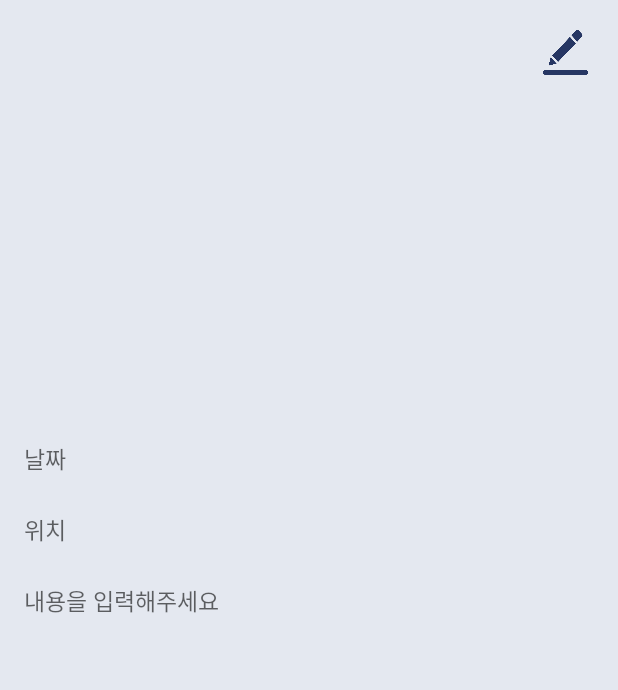
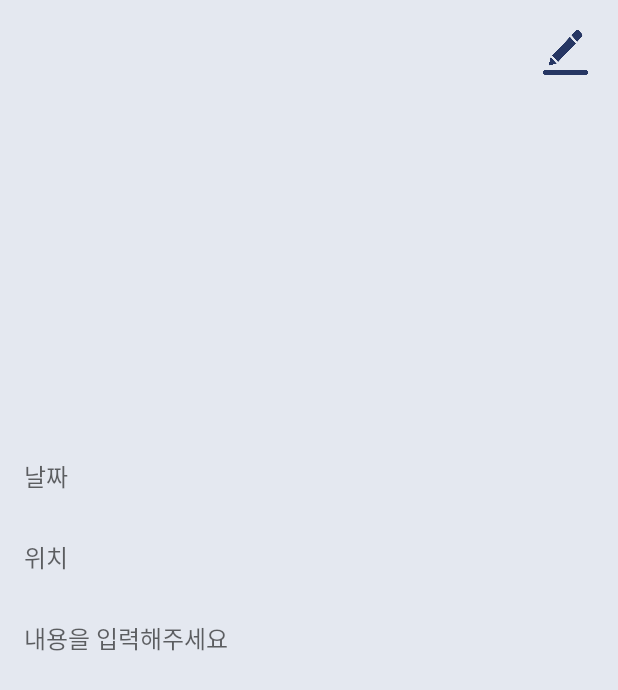
Before and after one commit to yjsohn/MadCamp1, an Android app: the GalleryContent screen opened directly, with no data from a screen before it, on a phone screen of 412 x 824 dp. Shown: the top 690 px of the screen. Run offline under Robolectric (Android 15) with nearby library versions, the light colour scheme and no system bars; 3 statements that could not run were skipped.

Commit message:
[Gallery] Add Google Search Engine

```diff
--- a/app/build.gradle
+++ b/app/build.gradle
@@ -60,4 +60,7 @@ dependencies {
     def lifecycle_version = "2.2.0"
     implementation 'androidx.lifecycle:lifecycle-extensions:2.2.0'
     implementation "androidx.lifecycle:lifecycle-viewmodel:2.2.0@aar"
+    //google libraries
+    implementation 'com.google.android.libraries.places:places:2.4.0'
+    implementation 'com.google.android.gms:play-services-maps:17.0.0'
 }
--- a/app/src/main/res/layout/gallery.xml
+++ b/app/src/main/res/layout/gallery.xml
@@ -36,7 +36,7 @@
         android:id="@+id/galleryView"
         android:layout_width="match_parent"
         android:layout_height="wrap_content"
-        android:layout_marginTop="44dp"
+        android:layout_marginTop="20dp"
         app:layout_constraintEnd_toEndOf="parent"
         app:layout_constraintHorizontal_bias="0.0"
         app:layout_constraintStart_toStartOf="parent"
--- a/app/src/main/res/layout/gallery_content.xml
+++ b/app/src/main/res/layout/gallery_content.xml
@@ -38,10 +38,11 @@
         android:layout_width="wrap_content"
         android:layout_height="wrap_content"
         android:layout_marginStart="16dp"
-        android:layout_marginTop="24dp"
+        android:layout_marginTop="35dp"
+        android:fontFamily="@font/lotte_light"
         android:hint="날짜"
-        android:textSize="15sp"
-        android:fontFamily="@font/lotte_light"
+        android:textSize="16sp"
+        android:textColor="#263663"
         app:layout_constraintStart_toStartOf="parent"
         app:layout_constraintTop_toBottomOf="@+id/detailed_image2" />
 
@@ -50,10 +51,11 @@
         android:layout_width="wrap_content"
         android:layout_height="wrap_content"
         android:layout_marginStart="16dp"
-        android:layout_marginTop="24dp"
+        android:layout_marginTop="30dp"
+        android:fontFamily="@font/lotte_light"
         android:hint="위치"
-        android:textSize="15sp"
-        android:fontFamily="@font/lotte_light"
+        android:textSize="16sp"
+        android:textColor="#263663"
         app:layout_constraintStart_toStartOf="parent"
         app:layout_constraintTop_toBottomOf="@+id/date_tv" />
 
@@ -62,10 +64,11 @@
         android:layout_width="wrap_content"
         android:layout_height="wrap_content"
         android:layout_marginStart="16dp"
-        android:layout_marginTop="24dp"
+        android:layout_marginTop="30dp"
+        android:fontFamily="@font/lotte_light"
         android:hint="내용을 입력해주세요"
-        android:textSize="15sp"
-        android:fontFamily="@font/lotte_light"
+        android:textSize="16sp"
+        android:textColor="#263663"
         app:layout_constraintStart_toStartOf="parent"
         app:layout_constraintTop_toBottomOf="@+id/location_tv" />
 
--- a/app/src/main/res/layout/gallery_edit.xml
+++ b/app/src/main/res/layout/gallery_edit.xml
@@ -42,6 +42,7 @@
         android:text="날짜"
         android:textSize="15sp"
         android:fontFamily="@font/lotte_light"
+        android:textColor="#263663"
         app:layout_constraintStart_toStartOf="parent"
         app:layout_constraintTop_toBottomOf="@+id/detailed_image2" />
 
@@ -54,6 +55,7 @@
         android:text="위치"
         android:textSize="15sp"
         android:fontFamily="@font/lotte_light"
+        android:textColor="#263663"
         app:layout_constraintStart_toStartOf="parent"
         app:layout_constraintTop_toBottomOf="@+id/date_edit" />
 
@@ -65,6 +67,7 @@
         android:text="내용을 입력해주세요"
         android:textSize="15sp"
         android:fontFamily="@font/lotte_light"
+        android:textColor="#263663"
         app:layout_constraintEnd_toEndOf="parent"
         app:layout_constraintHorizontal_bias="0.372"
         app:layout_constraintStart_toStartOf="parent"
--- a/app/src/main/res/values/strings.xml
+++ b/app/src/main/res/values/strings.xml
@@ -9,4 +9,5 @@
     <string name="permission_2">사진 및 파일을 저장하기 위하여 접근 권한이 필요합니다.</string>
     <string name="channel_name">My service channel</string>
     <string name="channel_description">com.codechacha.sample1</string>
+    <string name="google_maps_key">AIzaSyB9Mr6iX5Dm-Xck6i_LKLhbVvZVcQ8dFyY</string>>
 </resources>
```
Also changed, not shown: app/src/main/AndroidManifest.xml (+12 -0 lines), app/src/main/java/com/example/basicapplicationfunction/Gallery/EditContent.java (+63 -14 lines).
